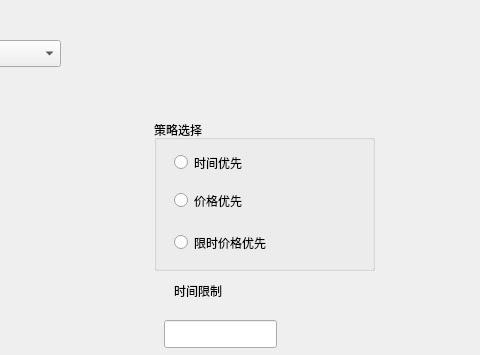
Traeyee/trip_assist, file newtrip.ui: the form before one commit; both pictures show x 266 to 746 and y 0 to 355 of the 746 by 716 pixel window.
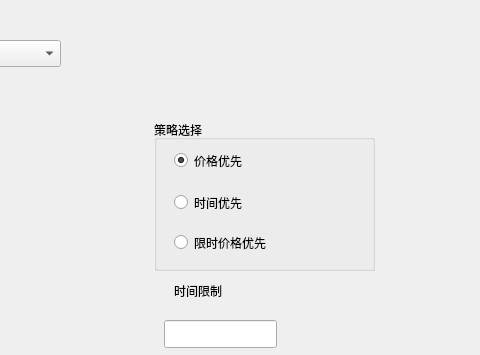
The form after the commit.

Diff of the .ui file:
```diff
--- a/newtrip.ui
+++ b/newtrip.ui
@@ -188,31 +188,40 @@
    <property name="title">
     <string>策略选择</string>
    </property>
-   <widget class="QRadioButton" name="radioButton">
-    <property name="geometry">
-     <rect>
-      <x>20</x>
-      <y>30</y>
-      <width>155</width>
-      <height>25</height>
-     </rect>
-    </property>
-    <property name="text">
-     <string>时间优先</string>
-    </property>
-   </widget>
-   <widget class="QRadioButton" name="radioButton_2">
+   <property name="flat">
+    <bool>false</bool>
+   </property>
+   <property name="checkable">
+    <bool>false</bool>
+   </property>
+   <widget class="QRadioButton" name="timeBtn">
     <property name="geometry">
      <rect>
       <x>20</x>
       <y>70</y>
       <width>155</width>
+      <height>25</height>
+     </rect>
+    </property>
+    <property name="text">
+     <string>时间优先</string>
+    </property>
+   </widget>
+   <widget class="QRadioButton" name="priceBtn">
+    <property name="geometry">
+     <rect>
+      <x>20</x>
+      <y>30</y>
+      <width>155</width>
       <height>21</height>
      </rect>
     </property>
     <property name="text">
      <string>价格优先</string>
     </property>
+    <property name="checked">
+     <bool>true</bool>
+    </property>
    </widget>
    <widget class="QRadioButton" name="radioButton_3">
     <property name="geometry">
```
Left out of the diff: 8 changed lines with no effect on the pictures.
